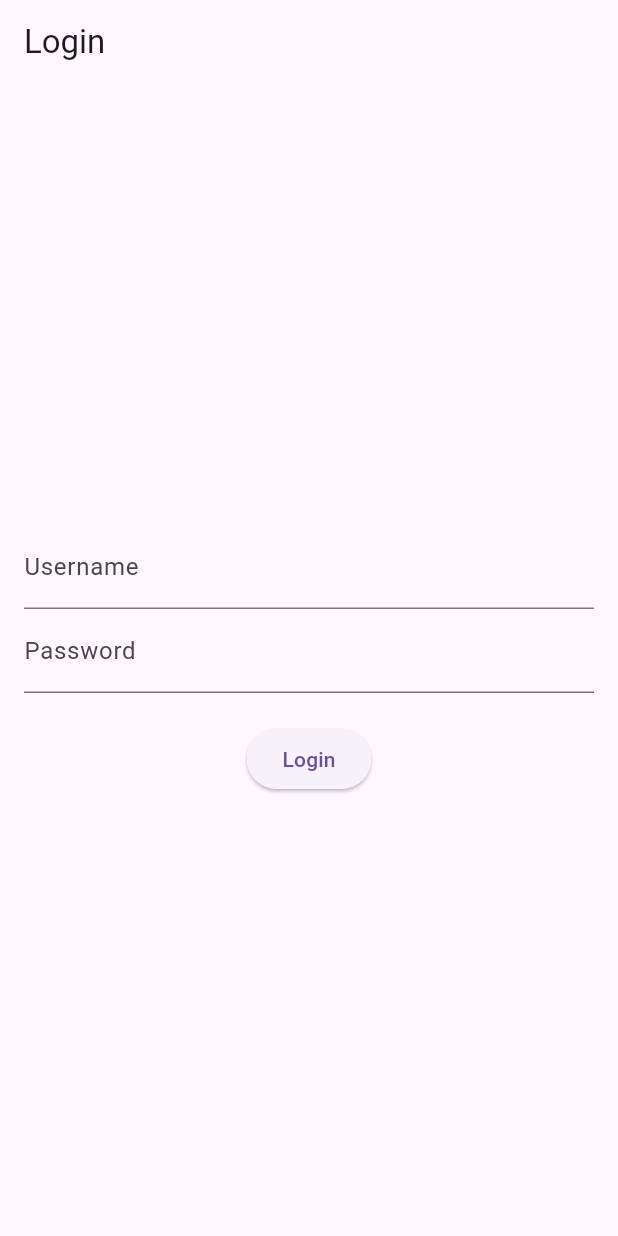
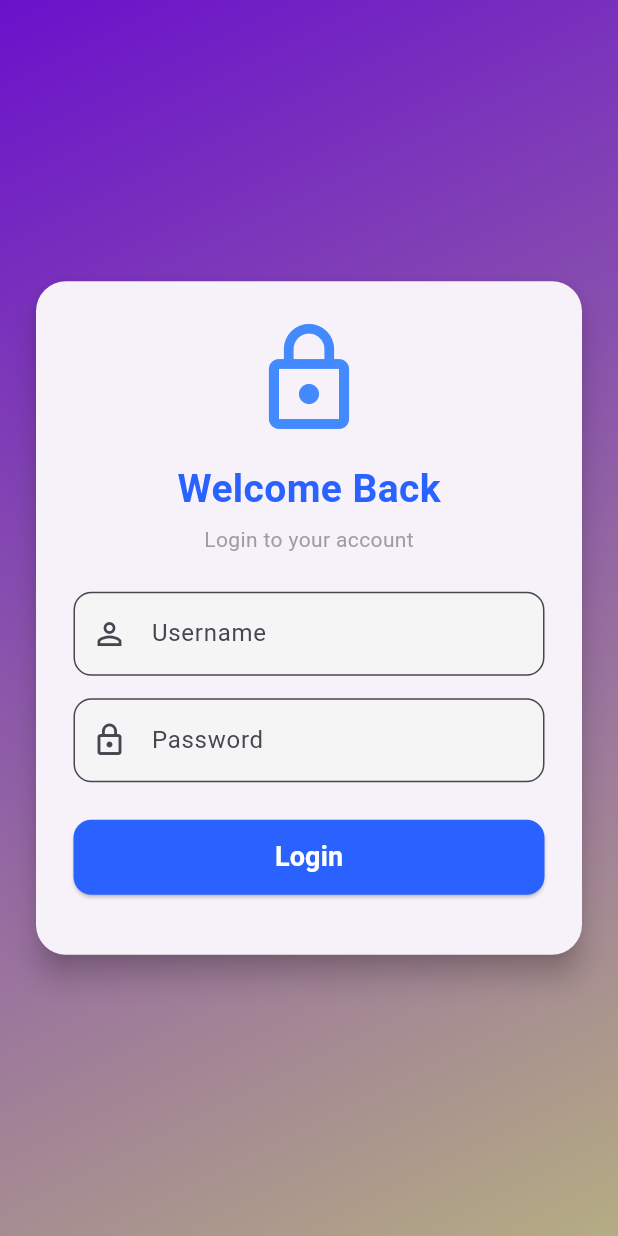
Before and after one commit to akshayp1122/ecom_pro, a Flutter app: the screen it shows after launch, on a phone screen of 412 x 824 dp. Run offline on Flutter 3.47's test engine with Material 3 defaults, Android fonts, the phone set to English and light mode, and no system bars; our stand-ins replace dio, get.

Commit message:
login page ui change

```diff
--- a/lib/screens/login_page.dart
+++ b/lib/screens/login_page.dart
@@ -8,29 +8,113 @@ class LoginPage extends StatelessWidget {
   @override
   Widget build(BuildContext context) {
     return Scaffold(
-      appBar: AppBar(title: Text("Login")),
-      body: Padding(
-        padding: EdgeInsets.all(16),
+      body: Container(
+        decoration: const BoxDecoration(
+          gradient: LinearGradient(
+            colors: [Color(0xFF6A11CB), Color.fromARGB(255, 181, 172, 131)], // Purple → Blue
+            begin: Alignment.topLeft,
+            end: Alignment.bottomRight,
+          ),
+        ),
+        child: Center(
+          child: SingleChildScrollView(
+            padding: const EdgeInsets.all(20),
+            child: Card(
+              shape: RoundedRectangleBorder(
+                borderRadius: BorderRadius.circular(20),
+              ),
+              elevation: 8,
+              child: Padding(
+                padding: const EdgeInsets.all(25),
                 child: Column(
-          mainAxisAlignment: MainAxisAlignment.center,
+                  mainAxisSize: MainAxisSize.min,
                   children: [
+                    // App Logo
+                    Icon(Icons.lock_outline,
+                        size: 80, color: Colors.blueAccent),
+                    const SizedBox(height: 15),
+
+                    Text(
+                      "Welcome Back",
+                      style: TextStyle(
+                        fontSize: 26,
+                        fontWeight: FontWeight.bold,
+                        color: Colors.blueAccent.shade700,
+                      ),
+                    ),
+                    const SizedBox(height: 5),
+                    const Text(
+                      "Login to your account",
+                      style: TextStyle(color: Colors.grey),
+                    ),
+                    const SizedBox(height: 25),
+
+                    // Username
                     TextField(
-              onChanged: (val) => loginController.username.value = val,
-              decoration: InputDecoration(labelText: "Username"),
+                      onChanged: (val) =>
+                          loginController.username.value = val,
+                      decoration: InputDecoration(
+                        labelText: "Username",
+                        prefixIcon: Icon(Icons.person_outline),
+                        border: OutlineInputBorder(
+                          borderRadius: BorderRadius.circular(12),
                         ),
+                        filled: true,
+                        fillColor: Colors.grey.shade100,
+                      ),
+                    ),
+                    const SizedBox(height: 15),
+
+                    // Password
                     TextField(
-              onChanged: (val) => loginController.password.value = val,
+                      onChanged: (val) =>
+                          loginController.password.value = val,
                       obscureText: true,
-              decoration: InputDecoration(labelText: "Password"),
+                      decoration: InputDecoration(
+                        labelText: "Password",
+                        prefixIcon: Icon(Icons.lock_outline),
+                        border: OutlineInputBorder(
+                          borderRadius: BorderRadius.circular(12),
                         ),
-            SizedBox(height: 20),
-            Obx(() => loginController.isLoading.value
-                ? CircularProgressIndicator()
-                : ElevatedButton(
+                        filled: true,
+                        fillColor: Colors.grey.shade100,
+                      ),
+                    ),
+                    const SizedBox(height: 25),
+
+                    // Login Button
+                    Obx(
+                      () => SizedBox(
+                        width: double.infinity,
+                        height: 50,
+                        child: ElevatedButton(
+                          style: ElevatedButton.styleFrom(
+                            backgroundColor: Colors.blueAccent.shade700,
+                            shape: RoundedRectangleBorder(
+                              borderRadius: BorderRadius.circular(12),
+                            ),
+                          ),
                           onPressed: () => loginController.login(),
-                    child: Text("Login"),
-                  )),
+                          child: loginController.isLoading.value
+                              ? const CircularProgressIndicator(
+                                  color: Colors.white,
+                                )
+                              : const Text(
+                                  "Login",
+                                  style: TextStyle(
+                                    color: Colors.white,
+                                      fontSize: 18,
+                                      fontWeight: FontWeight.bold),
+                                ),
+                        ),
+                      ),
+                    ),
+                    const SizedBox(height: 15),
                   ],
+                ),
+              ),
+            ),
+          ),
         ),
       ),
     );
```
Lines whose indentation alone changed are shown as unchanged.
